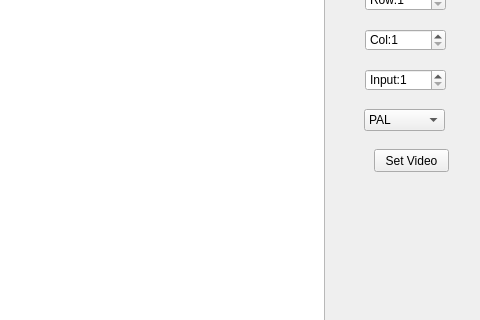
Qt form osd/chnwnd.ui (jpcstpj7281/gameseer) before a commit; both pictures show x 476 to 956 and y 121 to 441 of the 956 by 600 pixel window.
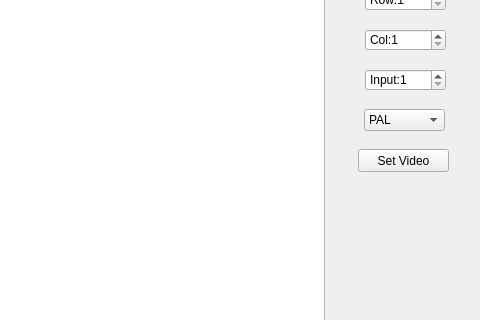
The same form after that commit.

```diff
--- a/osd/chnwnd.ui
+++ b/osd/chnwnd.ui
@@ -95,9 +95,9 @@
   <widget class="QPushButton" name="pbSetVideo">
    <property name="geometry">
     <rect>
-     <x>850</x>
+     <x>834</x>
      <y>270</y>
-     <width>75</width>
+     <width>91</width>
      <height>23</height>
     </rect>
    </property>
```
